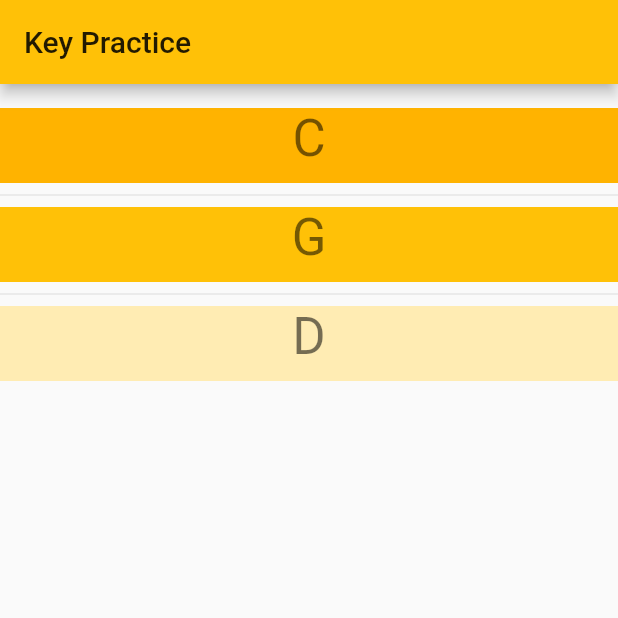
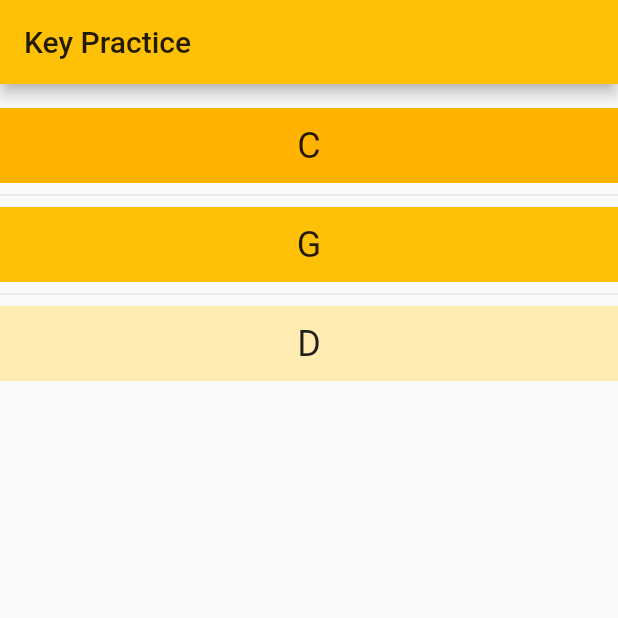
Before and after one commit to SimonHFrost/key_practice, a Flutter app: the screen it shows after launch, on a phone screen of 412 x 824 dp, the top half of it. Run offline on Flutter 3.47's test engine with Material 2 defaults, Android fonts, the phone set to English and light mode, and no system bars.

Commit message:
Use FlatButtons for index view

```diff
--- a/lib/main.dart
+++ b/lib/main.dart
@@ -37,13 +37,10 @@ class _MyHomePageState extends State<MyHomePage> {
     });
   }
 
-  InkWell createRow(BuildContext context, String musicalKey, style) {
-    return InkWell(
-      child: Container(
-        height: 50,
-        child: Text(musicalKey, style: style, textAlign: TextAlign.center),
-      ),
-      onTap: () {
+  FlatButton createRow(BuildContext context, String musicalKey, style) {
+    return FlatButton(
+      child: Text(musicalKey, style: style, textAlign: TextAlign.center),
+      onPressed: () {
         Navigator.push(context, MaterialPageRoute(builder: (context) => Countdown(musicalKey: musicalKey)));
       },
     );
@@ -51,10 +48,10 @@ class _MyHomePageState extends State<MyHomePage> {
 
   @override
   Widget build(BuildContext context) {
-    final display1Style = Theme
+    final headerStyle = Theme
         .of(context)
         .textTheme
-        .display1;
+        .headline5;
 
     return Scaffold(
       appBar: AppBar(
@@ -69,16 +66,16 @@ class _MyHomePageState extends State<MyHomePage> {
               return Container(
                 height: 50,
                 color: Colors.amber[colorCodes[index]],
-                child: Center(child: createRow(context, musicalKeys[index], display1Style)),
+                child: Center(child: createRow(context, musicalKeys[index], headerStyle)),
               );
             },
             separatorBuilder: (BuildContext context, int index) => const Divider(),
           ),
         ),
       ),
+
       floatingActionButton: FloatingActionButton(
         onPressed: _startRandom,
-        tooltip: 'Increment',
         child: Icon(Icons.play_arrow),
       ),
     );
```
Also changed, not shown: pubspec.lock.
